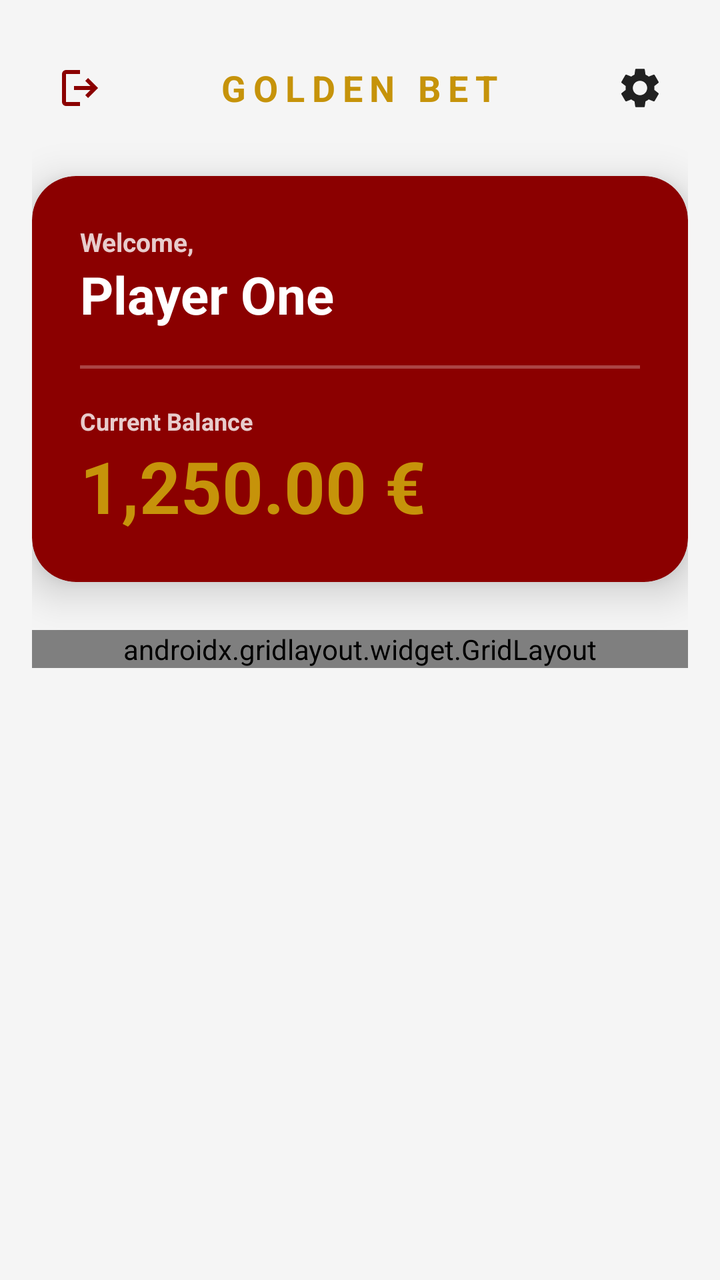
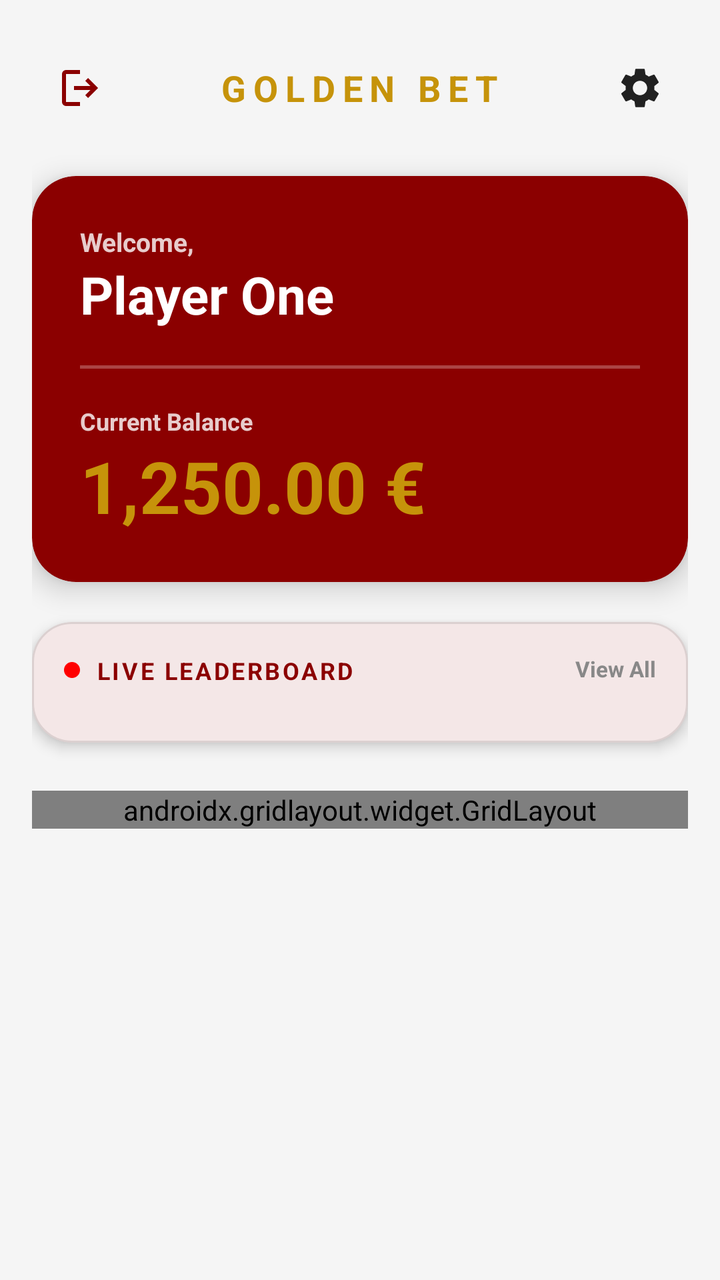

Compare the two renders of this Android layout. The source of the first and the diff that turns it into the second are given below.
<!-- AndroidManifest.xml: application theme Theme.GoldenBet -->
<!-- res/layout/fragment_home.xml -->
<?xml version="1.0" encoding="utf-8"?>
<androidx.core.widget.NestedScrollView
    xmlns:android="http://schemas.android.com/apk/res/android"
    xmlns:app="http://schemas.android.com/apk/res-auto"
    xmlns:tools="http://schemas.android.com/tools"
    android:layout_width="match_parent"
    android:layout_height="match_parent"
    android:fillViewport="true"
    android:background="?android:attr/windowBackground"
    tools:context=".view.mainMenu.home.HomeFragment">

    <LinearLayout
        android:layout_width="match_parent"
        android:layout_height="wrap_content"
        android:orientation="vertical"
        android:padding="16dp">

        <RelativeLayout
            android:layout_width="match_parent"
            android:layout_height="56dp"
            android:layout_marginBottom="16dp">

            <ImageButton
                android:id="@+id/homeBtnLogout"
                android:layout_width="48dp"
                android:layout_height="48dp"
                android:layout_alignParentStart="true"
                android:layout_centerVertical="true"
                android:background="?attr/selectableItemBackgroundBorderless"
                android:src="@drawable/ic_logout"
                app:tint="@color/luxury_red"
                android:contentDescription="Logout" />

            <TextView
                android:layout_width="wrap_content"
                android:layout_height="wrap_content"
                android:layout_centerInParent="true"
                android:text="GOLDEN BET"
                android:letterSpacing="0.2"
                android:textColor="@color/gold_classic"
                android:textSize="18sp"
                android:textStyle="bold" />

            <ImageButton
                android:id="@+id/homeBtnSettings"
                android:layout_width="48dp"
                android:layout_height="48dp"
                android:layout_alignParentEnd="true"
                android:layout_centerVertical="true"
                android:background="?attr/selectableItemBackgroundBorderless"
                android:src="@drawable/ic_settings"
                app:tint="?attr/colorOnSurface"
                android:contentDescription="Settings" />
        </RelativeLayout>

        <com.google.android.material.card.MaterialCardView
            android:layout_width="match_parent"
            android:layout_height="wrap_content"
            android:layout_marginBottom="24dp"
            app:cardBackgroundColor="@color/luxury_red"
            app:cardCornerRadius="22dp"
            app:cardElevation="12dp"
            app:strokeWidth="0dp">

            <LinearLayout
                android:layout_width="match_parent"
                android:layout_height="wrap_content"
                android:orientation="vertical"
                android:padding="24dp">

                <TextView
                    android:layout_width="wrap_content"
                    android:layout_height="wrap_content"
                    android:text="@string/fragment_home_hello_message"
                    android:textColor="#CCFFFFFF"
                    android:textSize="13sp"
                    android:textStyle="bold" />

                <TextView
                    android:id="@+id/txtHomePlayerName"
                    android:layout_width="wrap_content"
                    android:layout_height="wrap_content"
                    android:text="Player One"
                    android:textColor="#FFFFFF"
                    android:textSize="26sp"
                    android:textStyle="bold" />

                <View
                    android:layout_width="match_parent"
                    android:layout_height="1.5dp"
                    android:layout_marginVertical="18dp"
                    android:background="#44FFFFFF" />

                <TextView
                    android:layout_width="wrap_content"
                    android:layout_height="wrap_content"
                    android:text="@string/fragment_home_balance"
                    android:textColor="#CCFFFFFF"
                    android:textSize="12sp"
                    android:textStyle="bold" />

                <TextView
                    android:id="@+id/txtHomeBalance"
                    android:layout_width="wrap_content"
                    android:layout_height="wrap_content"
                    android:text="1,250.00 €"
                    android:textColor="@color/gold_classic"
                    android:textSize="36sp"
                    android:textStyle="bold" />
            </LinearLayout>
        </com.google.android.material.card.MaterialCardView>

        <androidx.gridlayout.widget.GridLayout
            android:layout_width="match_parent"
            android:layout_height="wrap_content"
            app:alignmentMode="alignMargins"
            app:columnCount="2"
            app:rowCount="2">

            <com.google.android.material.card.MaterialCardView
                android:id="@+id/homeCardDeposit"
                android:layout_width="0dp"
                android:layout_height="140dp"
                android:layout_margin="8dp"
                android:clickable="true"
                android:focusable="true"
                android:foreground="?attr/selectableItemBackground"
                app:cardBackgroundColor="?attr/colorSurface"
                app:cardCornerRadius="20dp"
                app:cardElevation="4dp"
                app:layout_columnWeight="1">

                <LinearLayout
                    android:layout_width="match_parent"
                    android:layout_height="match_parent"
                    android:gravity="center"
                    android:orientation="vertical">

                    <ImageView
                        android:layout_width="48dp"
                        android:layout_height="48dp"
                        android:src="@drawable/ic_deposit"
                        app:tint="?attr/colorPrimary" />

                    <TextView
                        android:layout_width="wrap_content"
                        android:layout_height="wrap_content"
                        android:layout_marginTop="12dp"
                        android:text="@string/fragment_home_deposit"
                        android:textColor="?attr/colorOnSurface"
                        android:textStyle="bold" />
                </LinearLayout>
            </com.google.android.material.card.MaterialCardView>

            <com.google.android.material.card.MaterialCardView
                android:id="@+id/homeCardHistory"
                android:layout_width="0dp"
                android:layout_height="140dp"
                android:layout_margin="8dp"
                android:clickable="true"
                android:focusable="true"
                android:foreground="?attr/selectableItemBackground"
                app:cardBackgroundColor="?attr/colorSurface"
                app:cardCornerRadius="20dp"
                app:cardElevation="4dp"
                app:layout_columnWeight="1">

                <LinearLayout
                    android:layout_width="match_parent"
                    android:layout_height="match_parent"
                    android:gravity="center"
                    android:orientation="vertical">

                    <ImageView
                        android:layout_width="48dp"
                        android:layout_height="48dp"
                        android:src="@drawable/ic_history"
                        app:tint="?attr/colorPrimary" />

                    <TextView
                        android:layout_width="wrap_content"
                        android:layout_height="wrap_content"
                        android:layout_marginTop="12dp"
                        android:text="@string/fragment_home_history"
                        android:textColor="?attr/colorOnSurface"
                        android:textStyle="bold" />
                </LinearLayout>
            </com.google.android.material.card.MaterialCardView>

            <com.google.android.material.card.MaterialCardView
                android:id="@+id/homeCardStats"
                android:layout_width="0dp"
                android:layout_height="140dp"
                android:layout_margin="8dp"
                android:clickable="true"
                android:focusable="true"
                android:foreground="?attr/selectableItemBackground"
                app:cardBackgroundColor="?attr/colorSurface"
                app:cardCornerRadius="20dp"
                app:cardElevation="4dp"
                app:layout_columnWeight="1">

                <LinearLayout
                    android:layout_width="match_parent"
                    android:layout_height="match_parent"
                    android:gravity="center"
                    android:orientation="vertical">

                    <ImageView
                        android:layout_width="48dp"
                        android:layout_height="48dp"
                        android:src="@drawable/ic_leaderboard"
                        app:tint="?attr/colorPrimary" />

                    <TextView
                        android:layout_width="wrap_content"
                        android:layout_height="wrap_content"
                        android:layout_marginTop="12dp"
                        android:text="@string/fragment_home_statistics"
                        android:textColor="?attr/colorOnSurface"
                        android:textStyle="bold" />
                </LinearLayout>
            </com.google.android.material.card.MaterialCardView>

            <com.google.android.material.card.MaterialCardView
                android:id="@+id/homeCardRatings"
                android:layout_width="0dp"
                android:layout_height="140dp"
                android:layout_margin="8dp"
                android:clickable="true"
                android:focusable="true"
                android:foreground="?attr/selectableItemBackground"
                app:cardBackgroundColor="?attr/colorSurface"
                app:cardCornerRadius="20dp"
                app:cardElevation="4dp"
                app:layout_columnWeight="1">

                <LinearLayout
                    android:layout_width="match_parent"
                    android:layout_height="match_parent"
                    android:gravity="center"
                    android:orientation="vertical">

                    <ImageView
                        android:layout_width="48dp"
                        android:layout_height="48dp"
                        android:src="@drawable/ic_star_rate"
                        app:tint="?attr/colorPrimary" />

                    <TextView
                        android:layout_width="wrap_content"
                        android:layout_height="wrap_content"
                        android:layout_marginTop="12dp"
                        android:text="@string/fragment_home_ratings"
                        android:textColor="?attr/colorOnSurface"
                        android:textStyle="bold" />
                </LinearLayout>
            </com.google.android.material.card.MaterialCardView>

        </androidx.gridlayout.widget.GridLayout>

    </LinearLayout>
</androidx.core.widget.NestedScrollView>
<!-- resources referenced by this layout -->
<resources>
  <color name="gold_classic">#C6930A</color>
  <color name="luxury_red">#8B0000</color>
  <!-- drawable ic_history (drawable) -->
  <vector xmlns:android="http://schemas.android.com/apk/res/android" android:height="24dp" android:tint="#000000" android:viewportHeight="24" android:viewportWidth="24" android:width="24dp">
        
      <path android:fillColor="@android:color/white" android:pathData="M13,3c-4.97,0 -9,4.03 -9,9L1,12l3.89,3.89 0.07,0.14L9,12L6,12c0,-3.87 3.13,-7 7,-7s7,3.13 7,7 -3.13,7 -7,7c-1.93,0 -3.68,-0.79 -4.94,-2.06l-1.42,1.42C8.27,19.99 10.51,21 13,21c4.97,0 9,-4.03 9,-9s-4.03,-9 -9,-9zM12,8v5l4.28,2.54 0.72,-1.21 -3.5,-2.08L13.5,8L12,8z"/>
      
  </vector>
  <!-- drawable ic_leaderboard (drawable) -->
  <vector xmlns:android="http://schemas.android.com/apk/res/android" android:height="24dp" android:tint="#000000" android:viewportHeight="24" android:viewportWidth="24" android:width="24dp">
        
      <path android:fillColor="@android:color/white" android:pathData="M7.5,21H2V9h5.5V21zM14.75,3h-5.5v18h5.5V3zM22,11h-5.5v10H22V11z"/>
      
  </vector>
  <!-- drawable ic_logout (drawable) -->
  <vector xmlns:android="http://schemas.android.com/apk/res/android"
      android:width="24dp"
      android:height="24dp"
      android:viewportWidth="960"
      android:viewportHeight="960"
      android:tint="?attr/colorControlNormal"
      android:autoMirrored="true">
    <path
        android:fillColor="@android:color/white"
        android:pathData="M200,840Q167,840 143.5,816.5Q120,793 120,760L120,200Q120,167 143.5,143.5Q167,120 200,120L480,120L480,200L200,200Q200,200 200,200Q200,200 200,200L200,760Q200,760 200,760Q200,760 200,760L480,760L480,840L200,840ZM640,680L585,622L687,520L360,520L360,440L687,440L585,338L640,280L840,480L640,680Z"/>
  </vector>
  <!-- drawable ic_star_rate (drawable) -->
  <vector xmlns:android="http://schemas.android.com/apk/res/android" android:height="24dp" android:tint="#000000" android:viewportHeight="24" android:viewportWidth="24" android:width="24dp">
        
      <path android:fillColor="@android:color/white" android:pathData="M14.43,10l-2.43,-8l-2.43,8l-7.57,0l6.18,4.41l-2.35,7.59l6.17,-4.69l6.18,4.69l-2.35,-7.59l6.17,-4.41z"/>
      
  </vector>
  <string name="fragment_home_balance">Current Balance</string>
  <string name="fragment_home_deposit">Deposit</string>
  <string name="fragment_home_hello_message">Welcome,</string>
  <string name="fragment_home_history">History</string>
  <string name="fragment_home_ratings">Ratings</string>
  <string name="fragment_home_statistics">Statistics</string>
  <style name="Theme.GoldenBet" parent="Base.Theme.GoldenBet" />
  <style name="Base.Theme.GoldenBet" parent="Theme.Material3.DayNight.NoActionBar">
          <item name="android:windowBackground">@color/bg_light</item>
  
          <item name="colorSurface">@color/card_light</item>
  
          <item name="colorOnSurface">@color/text_dark</item>
  
          <item name="colorPrimary">@color/luxury_red</item>
  
          <item name="android:statusBarColor">@color/bg_light</item>
          <item name="android:windowLightStatusBar">true</item>
          <item name="colorSurfaceVariant">@color/input_bg_light</item>
          <item name="colorSecondary">@color/gold_classic</item>
  
      </style>
  <color name="bg_light">#F5F5F5</color>
  <color name="card_light">#FFFFFF</color>
  <color name="text_dark">#212121</color>
  <color name="input_bg_light">#EBEBEB</color>
  <!-- unchanged entries left out for length: 2 -->
</resources>

<!-- the commit's change to res/layout/fragment_home.xml (unified diff, before → after) -->
@@ -7,6 +7,7 @@
     android:layout_height="match_parent"
     android:fillViewport="true"
     android:background="?android:attr/windowBackground"
+    android:fitsSystemWindows="true"
     tools:context=".view.mainMenu.home.HomeFragment">
 
     <LinearLayout
@@ -56,10 +57,10 @@
         <com.google.android.material.card.MaterialCardView
             android:layout_width="match_parent"
             android:layout_height="wrap_content"
-            android:layout_marginBottom="24dp"
+            android:layout_marginBottom="20dp"
             app:cardBackgroundColor="@color/luxury_red"
             app:cardCornerRadius="22dp"
-            app:cardElevation="12dp"
+            app:cardElevation="8dp"
             app:strokeWidth="0dp">
 
             <LinearLayout
@@ -110,6 +111,72 @@
             </LinearLayout>
         </com.google.android.material.card.MaterialCardView>
 
+        <com.google.android.material.card.MaterialCardView
+            android:id="@+id/homeCardLeaderboardPreview"
+            android:layout_width="match_parent"
+            android:layout_height="wrap_content"
+            android:layout_marginBottom="24dp"
+            android:clickable="true"
+            android:focusable="true"
+            android:foreground="?attr/selectableItemBackground"
+            app:cardCornerRadius="20dp"
+            app:cardElevation="4dp"
+            app:strokeWidth="1dp"
+            app:strokeColor="#1A000000">
+
+            <LinearLayout
+                android:layout_width="match_parent"
+                android:layout_height="wrap_content"
+                android:orientation="vertical"
+                android:padding="16dp">
+
+                <RelativeLayout
+                    android:layout_width="match_parent"
+                    android:layout_height="wrap_content"
+                    android:layout_marginBottom="12dp">
+
+                    <LinearLayout
+                        android:layout_width="wrap_content"
+                        android:layout_height="wrap_content"
+                        android:gravity="center_vertical"
+                        android:orientation="horizontal">
+
+                        <View
+                            android:id="@+id/liveDot"
+                            android:layout_width="8dp"
+                            android:layout_height="8dp"
+                            android:layout_marginEnd="8dp"
+                            android:background="@drawable/shape_circle_red" />
+
+                        <TextView
+                            android:layout_width="wrap_content"
+                            android:layout_height="wrap_content"
+                            android:text="LIVE LEADERBOARD"
+                            android:textColor="?attr/colorPrimary"
+                            android:textSize="12sp"
+                            android:textStyle="bold"
+                            android:letterSpacing="0.1" />
+                    </LinearLayout>
+
+                    <TextView
+                        android:layout_width="wrap_content"
+                        android:layout_height="wrap_content"
+                        android:layout_alignParentEnd="true"
+                        android:text="View All"
+                        android:textColor="#888888"
+                        android:textSize="11sp"
+                        android:textStyle="bold" />
+                </RelativeLayout>
+
+                <LinearLayout
+                    android:id="@+id/layoutTopFive"
+                    android:layout_width="match_parent"
+                    android:layout_height="wrap_content"
+                    android:orientation="vertical" />
+
+            </LinearLayout>
+        </com.google.android.material.card.MaterialCardView>
+
         <androidx.gridlayout.widget.GridLayout
             android:layout_width="match_parent"
             android:layout_height="wrap_content"
@@ -120,7 +187,7 @@
             <com.google.android.material.card.MaterialCardView
                 android:id="@+id/homeCardDeposit"
                 android:layout_width="0dp"
-                android:layout_height="140dp"
+                android:layout_height="130dp"
                 android:layout_margin="8dp"
                 android:clickable="true"
                 android:focusable="true"
@@ -135,19 +202,16 @@
                     android:layout_height="match_parent"
                     android:gravity="center"
                     android:orientation="vertical">
-
                     <ImageView
-                        android:layout_width="48dp"
-                        android:layout_height="48dp"
+                        android:layout_width="40dp"
+                        android:layout_height="40dp"
                         android:src="@drawable/ic_deposit"
                         app:tint="?attr/colorPrimary" />
-
-                    <TextView
-                        android:layout_width="wrap_content"
-                        android:layout_height="wrap_content"
-                        android:layout_marginTop="12dp"
+                    <TextView
+                        android:layout_width="wrap_content"
+                        android:layout_height="wrap_content"
+                        android:layout_marginTop="8dp"
                         android:text="@string/fragment_home_deposit"
-                        android:textColor="?attr/colorOnSurface"
                         android:textStyle="bold" />
                 </LinearLayout>
             </com.google.android.material.card.MaterialCardView>
@@ -155,7 +219,7 @@
             <com.google.android.material.card.MaterialCardView
                 android:id="@+id/homeCardHistory"
                 android:layout_width="0dp"
-                android:layout_height="140dp"
+                android:layout_height="130dp"
                 android:layout_margin="8dp"
                 android:clickable="true"
                 android:focusable="true"
@@ -170,19 +234,16 @@
                     android:layout_height="match_parent"
                     android:gravity="center"
                     android:orientation="vertical">
-
                     <ImageView
-                        android:layout_width="48dp"
-                        android:layout_height="48dp"
+                        android:layout_width="40dp"
+                        android:layout_height="40dp"
                         android:src="@drawable/ic_history"
                         app:tint="?attr/colorPrimary" />
-
-                    <TextView
-                        android:layout_width="wrap_content"
-                        android:layout_height="wrap_content"
-                        android:layout_marginTop="12dp"
+                    <TextView
+                        android:layout_width="wrap_content"
+                        android:layout_height="wrap_content"
+                        android:layout_marginTop="8dp"
                         android:text="@string/fragment_home_history"
-                        android:textColor="?attr/colorOnSurface"
                         android:textStyle="bold" />
                 </LinearLayout>
             </com.google.android.material.card.MaterialCardView>
@@ -190,7 +251,7 @@
             <com.google.android.material.card.MaterialCardView
                 android:id="@+id/homeCardStats"
                 android:layout_width="0dp"
-                android:layout_height="140dp"
+                android:layout_height="130dp"
                 android:layout_margin="8dp"
                 android:clickable="true"
                 android:focusable="true"
@@ -205,19 +266,16 @@
                     android:layout_height="match_parent"
                     android:gravity="center"
                     android:orientation="vertical">
-
                     <ImageView
-                        android:layout_width="48dp"
-                        android:layout_height="48dp"
+                        android:layout_width="40dp"
+                        android:layout_height="40dp"
                         android:src="@drawable/ic_leaderboard"
                         app:tint="?attr/colorPrimary" />
-
-                    <TextView
-                        android:layout_width="wrap_content"
-                        android:layout_height="wrap_content"
-                        android:layout_marginTop="12dp"
+                    <TextView
+                        android:layout_width="wrap_content"
+                        android:layout_height="wrap_content"
+                        android:layout_marginTop="8dp"
                         android:text="@string/fragment_home_statistics"
-                        android:textColor="?attr/colorOnSurface"
                         android:textStyle="bold" />
                 </LinearLayout>
             </com.google.android.material.card.MaterialCardView>
@@ -225,7 +283,7 @@
             <com.google.android.material.card.MaterialCardView
                 android:id="@+id/homeCardRatings"
                 android:layout_width="0dp"
-                android:layout_height="140dp"
+                android:layout_height="130dp"
                 android:layout_margin="8dp"
                 android:clickable="true"
                 android:focusable="true"
@@ -240,19 +298,16 @@
                     android:layout_height="match_parent"
                     android:gravity="center"
                     android:orientation="vertical">
-
                     <ImageView
-                        android:layout_width="48dp"
-                        android:layout_height="48dp"
+                        android:layout_width="40dp"
+                        android:layout_height="40dp"
                         android:src="@drawable/ic_star_rate"
                         app:tint="?attr/colorPrimary" />
-
-                    <TextView
-                        android:layout_width="wrap_content"
-                        android:layout_height="wrap_content"
-                        android:layout_marginTop="12dp"
+                    <TextView
+                        android:layout_width="wrap_content"
+                        android:layout_height="wrap_content"
+                        android:layout_marginTop="8dp"
                         android:text="@string/fragment_home_ratings"
-                        android:textColor="?attr/colorOnSurface"
                         android:textStyle="bold" />
                 </LinearLayout>
             </com.google.android.material.card.MaterialCardView>
<!-- resource entries referenced after the edit -->
@@ -32,6 +32,10 @@
       <path android:fillColor="@android:color/white" android:pathData="M14.43,10l-2.43,-8l-2.43,8l-7.57,0l6.18,4.41l-2.35,7.59l6.17,-4.69l6.18,4.69l-2.35,-7.59l6.17,-4.41z"/>
       
   </vector>
+  <!-- drawable shape_circle_red (drawable) -->
+  <shape xmlns:android="http://schemas.android.com/apk/res/android" android:shape="oval">
+      <solid android:color="#FF0000" />
+  </shape>
   <string name="fragment_home_balance">Current Balance</string>
   <string name="fragment_home_deposit">Deposit</string>
   <string name="fragment_home_hello_message">Welcome,</string>
